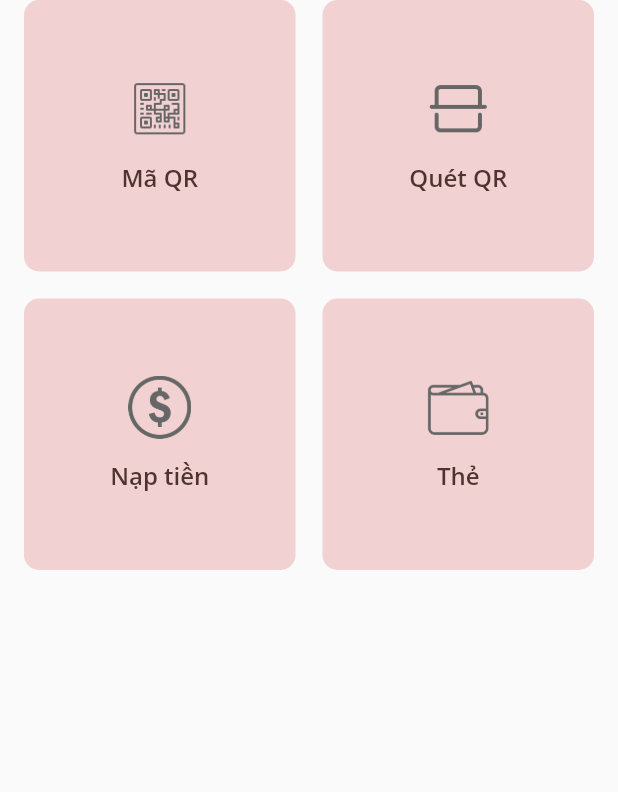
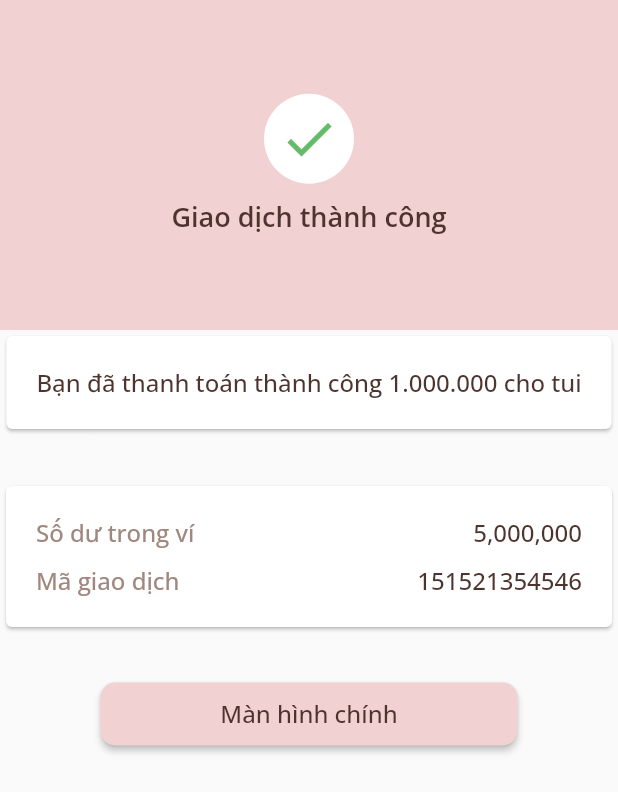
Before and after one commit to kulcua/Digital-Wallet-QR, a Flutter app: the GridDashboard widget shown alone on an empty page, opened directly, after a tap on "Nạp tiền", on a phone screen of 412 x 824 dp. Shown: the top 792 px of the screen. Run offline on Flutter 3.47's test engine with Material 2 defaults, Android fonts, the phone set to English and light mode, and no system bars; our stand-ins replace bottom_navy_bar, cloud_firestore, firebase_auth, firebase_messaging, google_fonts, pin_code_fields and 1 more; missing offline and left inert: qrscan; accounts and stored records are empty.

Commit message:
result transaction ui

```diff
--- a/lib/screens/griddashboad.dart
+++ b/lib/screens/griddashboad.dart
@@ -3,6 +3,7 @@ import 'package:flutter/material.dart';
 import 'package:google_fonts/google_fonts.dart';
 import 'package:moneymangement/module/user_model.dart';
 import 'package:moneymangement/screens/createQR.dart';
+import 'package:moneymangement/screens/result_transaction.dart';
 import 'package:moneymangement/screens/transaction.dart';
 import 'package:qrscan/qrscan.dart' as scanner;
 
@@ -62,8 +63,12 @@ class _GridDashboardState extends State<GridDashboard> {
                       MaterialPageRoute(builder: (context) => Transaction(uid_receiver: result_qr, user: widget.user,)));
                 }
               }
-//              else if (data.title == 'Top Up')
-//                Navigator.push(context,MaterialPageRoute(builder: (context)=> Scanning()));
+              else if (data.title == 'Nạp tiền')
+    {
+      print('do k');
+      Navigator.push(context,MaterialPageRoute(builder: (context)=> ResultTransaction()));
+    }
+
 //              else if (data.title == 'Wallet')
 //                Navigator.push(context,MaterialPageRoute(builder: (context)=> Scanning()));
             },
--- /dev/null
+++ b/lib/screens/result_transaction.dart
@@ -0,0 +1,143 @@
+import 'package:flutter/material.dart';
+import 'package:google_fonts/google_fonts.dart';
+
+class ResultTransaction extends StatefulWidget {
+  @override
+  _ResultTransactionState createState() => _ResultTransactionState();
+}
+
+class _ResultTransactionState extends State<ResultTransaction> {
+  @override
+  Widget build(BuildContext context) {
+    return Scaffold(
+      body: Column(
+        children: <Widget>[
+          Container(
+            height: 220.0,
+            width: double.infinity,
+            color: Color(0xfff1d1d1),
+            child: Column(
+              mainAxisAlignment: MainAxisAlignment.center,
+              children: <Widget>[
+                CircleAvatar(
+                  radius: 30,
+                  backgroundColor: Colors.white,
+                  child: Icon(
+                    Icons.check,
+                    color: Colors.green[400],
+                    size: 40,
+                  ),
+                ),
+                SizedBox(
+                  height: 10,
+                ),
+                Text(
+                  'Giao dịch thành công',
+                  style: GoogleFonts.openSans(
+                      textStyle: TextStyle(
+                        color: Colors.brown[800],
+                        fontSize: 18,
+                        fontWeight: FontWeight.w600,
+                      )),
+                )
+              ],
+            ),
+          ),
+          Card(
+            color: Colors.white,
+            child:  Padding(
+              padding: const EdgeInsets.all(20.0),
+              child: Text(
+                'Bạn đã thanh toán thành công 1.000.000 cho tui',
+                style: GoogleFonts.openSans(
+                    textStyle: TextStyle(
+                      color: Colors.brown[800],
+                      fontSize: 16,
+                      fontWeight: FontWeight.w500,
+                    )),
+                textAlign: TextAlign.center,
+              ),
+            )
+          ),
+          SizedBox(height: 30.0,),
+          Card(
+            child: Padding(
+              padding: const EdgeInsets.all(20.0),
+              child: Column(
+                children: <Widget>[
+                  Row(
+                    mainAxisAlignment: MainAxisAlignment.spaceBetween,
+                    children: <Widget>[
+                      Text(
+                        'Số dư trong ví',
+                        style: GoogleFonts.openSans(
+                            textStyle: TextStyle(
+                              color: Colors.brown[300],
+                              fontSize: 16,
+                              fontWeight: FontWeight.w500,
+                            )),
+                      ),
+                      Text(
+                        '5,000,000',
+                        style: GoogleFonts.openSans(
+                            textStyle: TextStyle(
+                              color: Colors.brown[800],
+                              fontSize: 16,
+                              fontWeight: FontWeight.w500,
+                            )),
+                      ),
+                    ],
+                  ),
+                  SizedBox(height: 10.0),
+                  Row(
+                    mainAxisAlignment: MainAxisAlignment.spaceBetween,
+                    children: <Widget>[
+                      Text(
+                        'Mã giao dịch',
+                        style: GoogleFonts.openSans(
+                            textStyle: TextStyle(
+                              color: Colors.brown[300],
+                              fontSize: 16,
+                              fontWeight: FontWeight.w500,
+                            )),
+                      ),
+                      Text(
+                        '151521354546',
+                        style: GoogleFonts.openSans(
+                            textStyle: TextStyle(
+                              color: Colors.brown[800],
+                              fontSize: 16,
+                              fontWeight: FontWeight.w500,
+                            )),
+                      ),
+                    ],
+                  ),
+                ],
+              ),
+            ),
+          ),
+          SizedBox(height: 30),
+          Center(
+            child: RaisedButton(
+              shape: RoundedRectangleBorder(
+                  borderRadius: BorderRadius.circular(10.0)),
+              color: Color(0xfff1d1d1),
+              onPressed: () => {},
+              padding: EdgeInsets.symmetric(
+                  vertical: 10.0, horizontal: 80.0),
+              child: Text(
+                'Màn hình chính',
+                style: GoogleFonts.openSans(
+                    textStyle: TextStyle(
+                      color: Colors.brown[800],
+                      fontSize: 16,
+                      fontWeight: FontWeight.w500,
+                    )),
+              ),
+            ),
+          ),
+        ],
+      ),
+    );
+  }
+}
```
